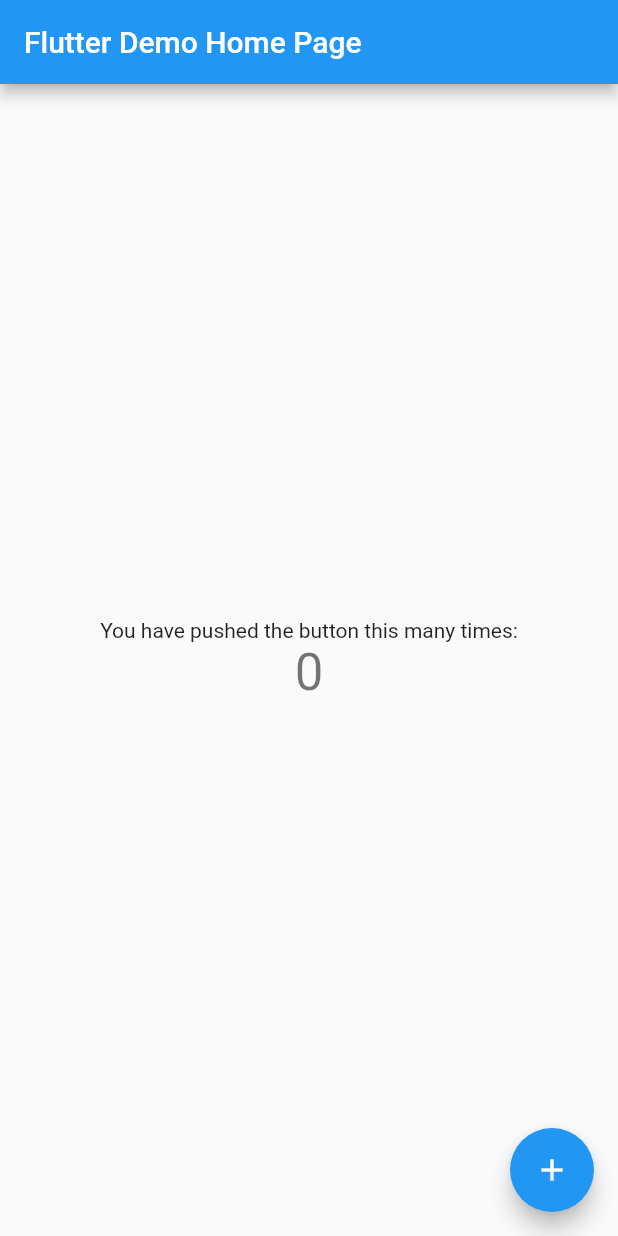
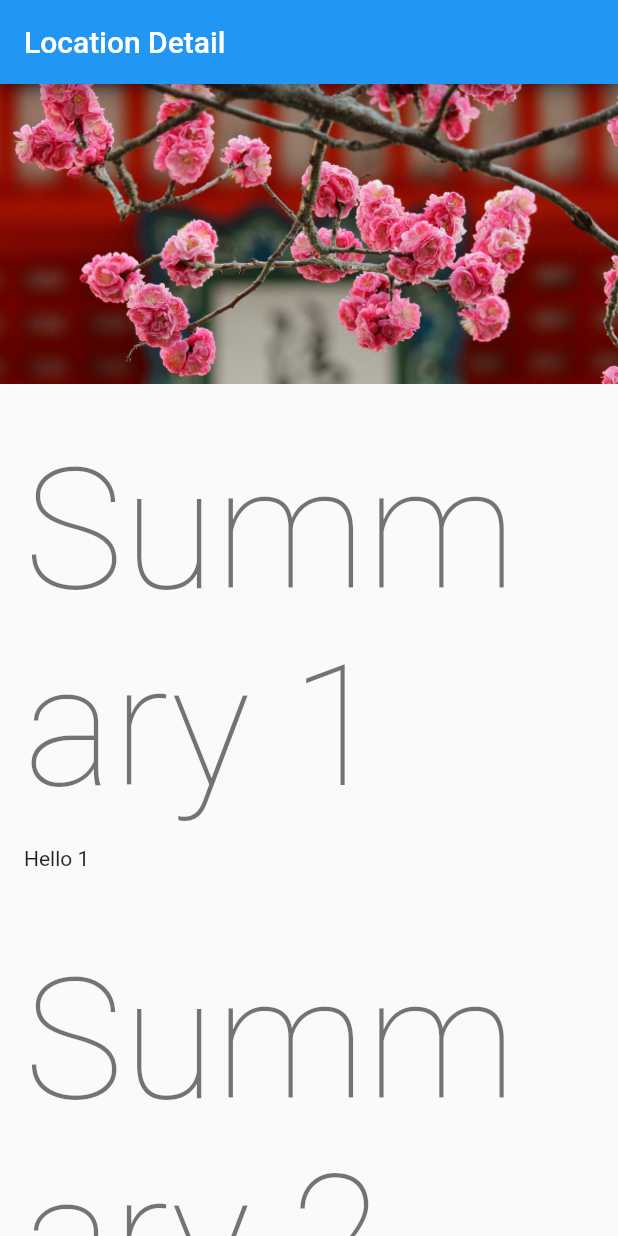
Before and after one commit to aqeelahlam/flutter_tutorial, a Flutter app: the screen it shows after launch, on a phone screen of 412 x 824 dp. Run offline on Flutter 3.47's test engine with Material 2 defaults, Android fonts, the phone set to English and light mode, and no system bars.

Commit message:
chore/Added Text Sections

```diff
--- /dev/null
+++ b/lib/app.dart
@@ -0,0 +1,12 @@
+import 'package:flutter/material.dart';
+import 'package:flutter_tutorial/screens/location_detail/location_detail.dart';
+import 'style.dart';
+
+class App extends StatelessWidget {
+  @override
+  Widget build(BuildContext context) {
+    return MaterialApp(
+        home: LocationDetail(),
+        theme: ThemeData(textTheme: TextTheme(bodyText1: Body1TextStyle)));
+  }
+}
--- a/lib/main.dart
+++ b/lib/main.dart
@@ -1,115 +1,4 @@
 import 'package:flutter/material.dart';
+import 'app.dart';
 
-void main() {
-  runApp(const MyApp());
-}
-
-class MyApp extends StatelessWidget {
-  const MyApp({Key? key}) : super(key: key);
-
-  // This widget is the root of your application.
-  @override
-  Widget build(BuildContext context) {
-    return MaterialApp(
-      title: 'Flutter Demo',
-      theme: ThemeData(
-        // This is the theme of your application.
-        //
-        // Try running your application with "flutter run". You'll see the
-        // application has a blue toolbar. Then, without quitting the app, try
-        // changing the primarySwatch below to Colors.green and then invoke
-        // "hot reload" (press "r" in the console where you ran "flutter run",
-        // or simply save your changes to "hot reload" in a Flutter IDE).
-        // Notice that the counter didn't reset back to zero; the application
-        // is not restarted.
-        primarySwatch: Colors.blue,
-      ),
-      home: const MyHomePage(title: 'Flutter Demo Home Page'),
-    );
-  }
-}
-
-class MyHomePage extends StatefulWidget {
-  const MyHomePage({Key? key, required this.title}) : super(key: key);
-
-  // This widget is the home page of your application. It is stateful, meaning
-  // that it has a State object (defined below) that contains fields that affect
-  // how it looks.
-
-  // This class is the configuration for the state. It holds the values (in this
-  // case the title) provided by the parent (in this case the App widget) and
-  // used by the build method of the State. Fields in a Widget subclass are
-  // always marked "final".
-
-  final String title;
-
-  @override
-  State<MyHomePage> createState() => _MyHomePageState();
-}
-
-class _MyHomePageState extends State<MyHomePage> {
-  int _counter = 0;
-
-  void _incrementCounter() {
-    setState(() {
-      // This call to setState tells the Flutter framework that something has
-      // changed in this State, which causes it to rerun the build method below
-      // so that the display can reflect the updated values. If we changed
-      // _counter without calling setState(), then the build method would not be
-      // called again, and so nothing would appear to happen.
-      _counter++;
-    });
-  }
-
-  @override
-  Widget build(BuildContext context) {
-    // This method is rerun every time setState is called, for instance as done
-    // by the _incrementCounter method above.
-    //
-    // The Flutter framework has been optimized to make rerunning build methods
-    // fast, so that you can just rebuild anything that needs updating rather
-    // than having to individually change instances of widgets.
-    return Scaffold(
-      appBar: AppBar(
-        // Here we take the value from the MyHomePage object that was created by
-        // the App.build method, and use it to set our appbar title.
-        title: Text(widget.title),
-      ),
-      body: Center(
-        // Center is a layout widget. It takes a single child and positions it
-        // in the middle of the parent.
-        child: Column(
-          // Column is also a layout widget. It takes a list of children and
-          // arranges them vertically. By default, it sizes itself to fit its
-          // children horizontally, and tries to be as tall as its parent.
-          //
-          // Invoke "debug painting" (press "p" in the console, choose the
-          // "Toggle Debug Paint" action from the Flutter Inspector in Android
-          // Studio, or the "Toggle Debug Paint" command in Visual Studio Code)
-          // to see the wireframe for each widget.
-          //
-          // Column has various properties to control how it sizes itself and
-          // how it positions its children. Here we use mainAxisAlignment to
-          // center the children vertically; the main axis here is the vertical
-          // axis because Columns are vertical (the cross axis would be
-          // horizontal).
-          mainAxisAlignment: MainAxisAlignment.center,
-          children: <Widget>[
-            const Text(
-              'You have pushed the button this many times:',
-            ),
-            Text(
-              '$_counter',
-              style: Theme.of(context).textTheme.headline4,
-            ),
-          ],
-        ),
-      ),
-      floatingActionButton: FloatingActionButton(
-        onPressed: _incrementCounter,
-        tooltip: 'Increment',
-        child: const Icon(Icons.add),
-      ), // This trailing comma makes auto-formatting nicer for build methods.
-    );
-  }
-}
+void main() => runApp(App());
--- /dev/null
+++ b/lib/screens/location_detail/image_banner.dart
@@ -0,0 +1,21 @@
+import 'package:flutter/material.dart';
+
+class ImageBanner extends StatelessWidget {
+  final String _assetPath;
+
+  ImageBanner(this._assetPath);
+
+  @override
+  Widget build(BuildContext context) {
+    return Container(
+      constraints: BoxConstraints.expand(
+        height: 200.0,
+      ),
+      decoration: BoxDecoration(color: Colors.grey),
+      child: Image.asset(
+        _assetPath,
+        fit: BoxFit.cover,
+      ),
+    );
+  }
+}
--- /dev/null
+++ b/lib/screens/location_detail/location_detail.dart
@@ -0,0 +1,23 @@
+import 'package:flutter/material.dart';
+import 'package:flutter_tutorial/screens/location_detail/text_section.dart';
+import 'image_banner.dart';
+
+class LocationDetail extends StatelessWidget {
+  @override
+  Widget build(BuildContext context) {
+    return Scaffold(
+        appBar: AppBar(
+          title: Text('Location Detail'),
+        ),
+        body: Column(
+          mainAxisAlignment: MainAxisAlignment.start,
+          crossAxisAlignment: CrossAxisAlignment.stretch,
+          children: [
+            ImageBanner('assets/images/kiyomizu-dera.jpg'),
+            TextSection("Summary 1", "Hello 1"),
+            TextSection("Summary 2", "Hello 2"),
+            TextSection("Summary 3", "Hello 3"),
+          ],
+        ));
+  }
+}
--- /dev/null
+++ b/lib/screens/location_detail/text_section.dart
@@ -0,0 +1,30 @@
+import 'package:flutter/material.dart';
+
+class TextSection extends StatelessWidget {
+  // Final means: Once you set it, you cant change it.
+  final String _title;
+  final String _body;
+  static const double _hPad = 16.0;
+
+  // this._color = color is equivalent to:
+  TextSection(this._title, this._body);
+
+  @override
+  Widget build(BuildContext context) {
+    return Column(
+      mainAxisAlignment: MainAxisAlignment.start,
+      crossAxisAlignment: CrossAxisAlignment.stretch,
+      children: [
+        Container(
+            padding: const EdgeInsets.fromLTRB(_hPad, 32, _hPad, 4.0),
+            child: Text(
+              _title,
+              style: Theme.of(context).textTheme.headline1,
+            )),
+        Container(
+            padding: const EdgeInsets.fromLTRB(_hPad, 10, _hPad, _hPad),
+            child: Text(_body)),
+      ],
+    );
+  }
+}
--- /dev/null
+++ b/lib/style.dart
@@ -0,0 +1,27 @@
+import 'package:flutter/material.dart';
+
+const LargeTextSize = 26.0;
+const MediumTextSize = 20.0;
+const BodyTextSize = 16.0;
+
+const String FontNameDefault = 'Montserrat';
+
+const AppBarTextStyle = TextStyle(
+  fontFamily: FontNameDefault,
+  fontWeight: FontWeight.w300,
+  fontSize: MediumTextSize,
+  color: Colors.white,
+);
+
+const TitleTextStyle = TextStyle(
+  fontFamily: FontNameDefault,
+  fontWeight: FontWeight.w300,
+  fontSize: LargeTextSize,
+  color: Colors.black,
+);
+
+const Body1TextStyle = TextStyle(
+    fontFamily: FontNameDefault,
+    fontWeight: FontWeight.w300,
+    fontSize: BodyTextSize,
+    color: Colors.black);
```
Also changed, not shown: pubspec.yaml (+9 -7 lines), assets/fonts/Montserrat-Bold.ttf (added), assets/fonts/Montserrat-Regular.ttf (added), assets/images/kiyomizu-dera.jpg (added).
